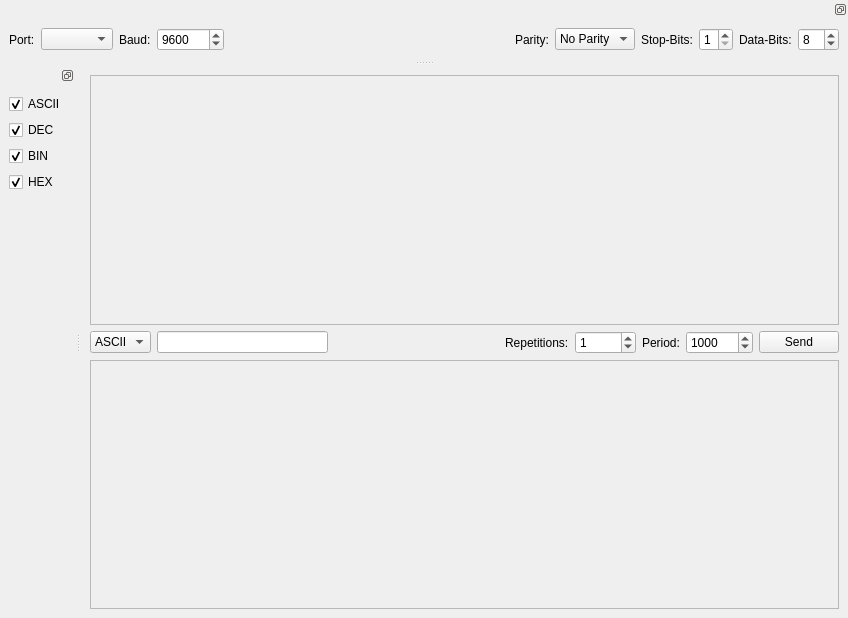
Before: the Qt Designer form Res/main.ui in aul12/SerialToolbox, drawn with Qt 5.
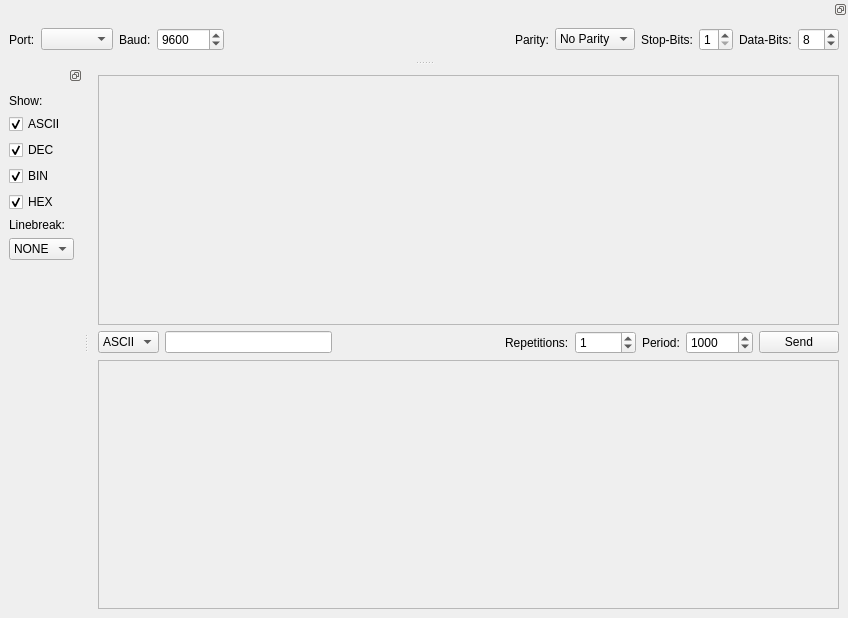
After: the same form once the commit is applied.

Patch:
```diff
--- a/Res/main.ui
+++ b/Res/main.ui
@@ -25,7 +25,7 @@
         <rect>
          <x>0</x>
          <y>0</y>
-         <width>747</width>
+         <width>725</width>
          <height>245</height>
         </rect>
        </property>
@@ -152,7 +152,7 @@
         <rect>
          <x>0</x>
          <y>0</y>
-         <width>747</width>
+         <width>725</width>
          <height>244</height>
         </rect>
        </property>
@@ -323,6 +323,13 @@
    </attribute>
    <widget class="QWidget" name="dockWidgetContents_5">
     <layout class="QVBoxLayout" name="verticalLayout">
+     <item>
+      <widget class="QLabel" name="label_2">
+       <property name="text">
+        <string>Show:</string>
+       </property>
+      </widget>
+     </item>
      <item>
       <widget class="QCheckBox" name="checkAscii">
        <property name="text">
@@ -363,6 +370,42 @@
        </property>
       </widget>
      </item>
+     <item>
+      <widget class="QLabel" name="label">
+       <property name="text">
+        <string>Linebreak:</string>
+       </property>
+      </widget>
+     </item>
+     <item>
+      <widget class="QComboBox" name="comboLinebreak">
+       <item>
+        <property name="text">
+         <string>NONE</string>
+        </property>
+       </item>
+       <item>
+        <property name="text">
+         <string>LF</string>
+        </property>
+       </item>
+       <item>
+        <property name="text">
+         <string>CRLF</string>
+        </property>
+       </item>
+       <item>
+        <property name="text">
+         <string>CR</string>
+        </property>
+       </item>
+       <item>
+        <property name="text">
+         <string>LFCR</string>
+        </property>
+       </item>
+      </widget>
+     </item>
      <item>
       <spacer name="verticalSpacer">
        <property name="orientation">
```
